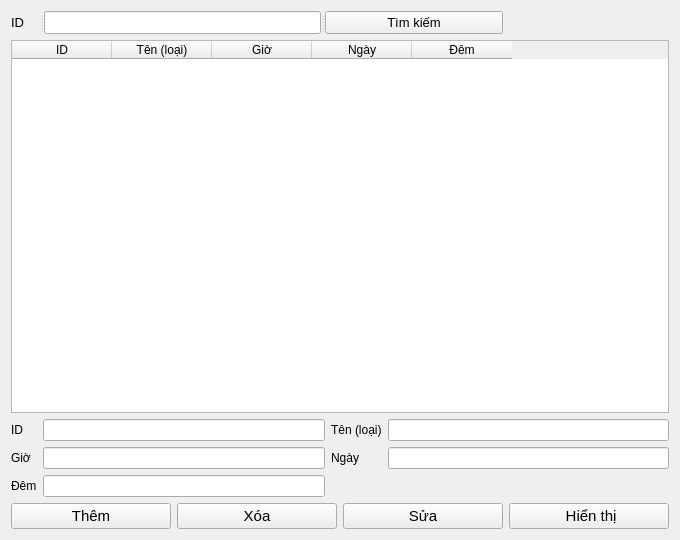
First picture: the form in view/phong_va_giaphong/ql_gia_phong.ui, repository loimaxto/DoAnPython, before the edit.
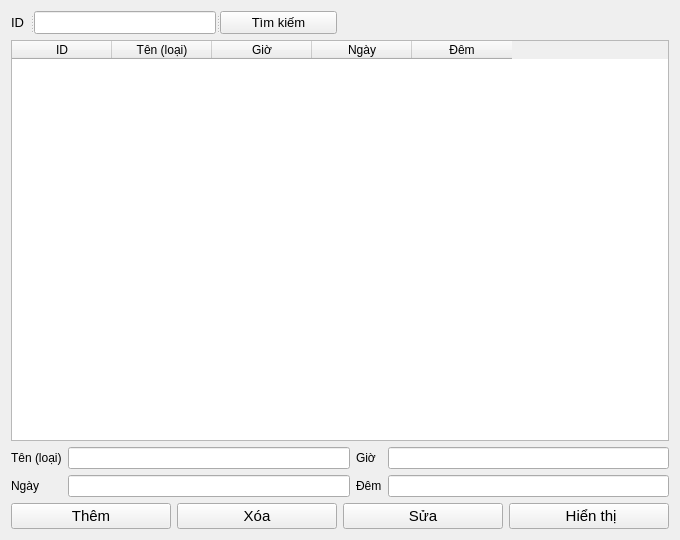
Second picture: the form after the edit.

```diff
--- a/view/phong_va_giaphong/ql_gia_phong.ui
+++ b/view/phong_va_giaphong/ql_gia_phong.ui
@@ -14,7 +14,7 @@
    <string>Form</string>
   </property>
   <layout class="QGridLayout" name="gridLayout_2">
-   <item row="0" column="0" colspan="3">
+   <item row="0" column="0" colspan="2">
     <widget class="QSplitter" name="splitter_2">
      <property name="orientation">
       <enum>Qt::Horizontal</enum>
@@ -83,55 +83,45 @@
    <item row="2" column="0" colspan="4">
     <layout class="QGridLayout" name="gridLayout">
      <item row="0" column="0">
-      <widget class="QLabel" name="label_2">
+      <widget class="QLabel" name="label_3">
        <property name="text">
-        <string>ID</string>
+        <string>Tên (loại)</string>
        </property>
       </widget>
      </item>
      <item row="0" column="1">
-      <widget class="QLineEdit" name="in_id"/>
-     </item>
-     <item row="0" column="3">
       <widget class="QLineEdit" name="in_name"/>
      </item>
-     <item row="1" column="0">
+     <item row="0" column="2">
       <widget class="QLabel" name="label_4">
        <property name="text">
         <string>Giờ</string>
        </property>
       </widget>
      </item>
-     <item row="1" column="1">
+     <item row="0" column="3">
       <widget class="QLineEdit" name="in_hour"/>
      </item>
-     <item row="1" column="2">
+     <item row="1" column="0">
       <widget class="QLabel" name="label_5">
        <property name="text">
         <string>Ngày</string>
        </property>
       </widget>
      </item>
-     <item row="1" column="3">
+     <item row="1" column="1">
       <widget class="QLineEdit" name="in_day"/>
      </item>
-     <item row="2" column="0">
+     <item row="1" column="2">
       <widget class="QLabel" name="label_6">
        <property name="text">
         <string>Đêm</string>
        </property>
       </widget>
      </item>
-     <item row="2" column="1">
+     <item row="1" column="3">
       <widget class="QLineEdit" name="in_night"/>
      </item>
-     <item row="0" column="2">
-      <widget class="QLabel" name="label_3">
-       <property name="text">
-        <string>Tên (loại)</string>
-       </property>
-      </widget>
-     </item>
     </layout>
    </item>
    <item row="3" column="0">
```
